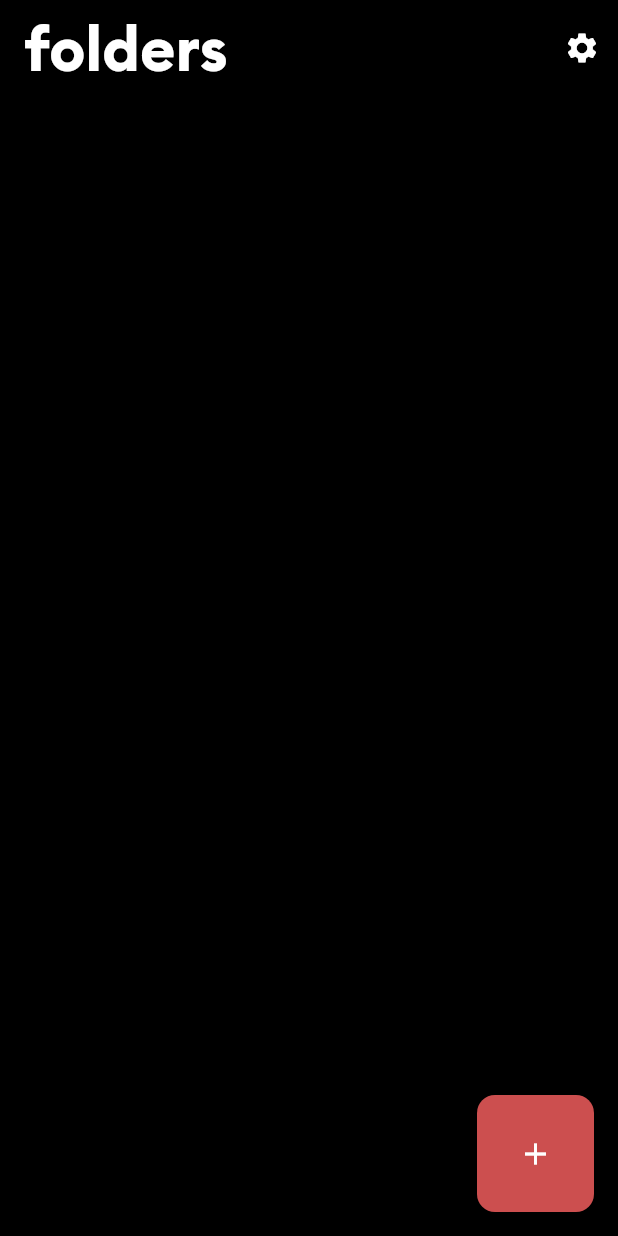
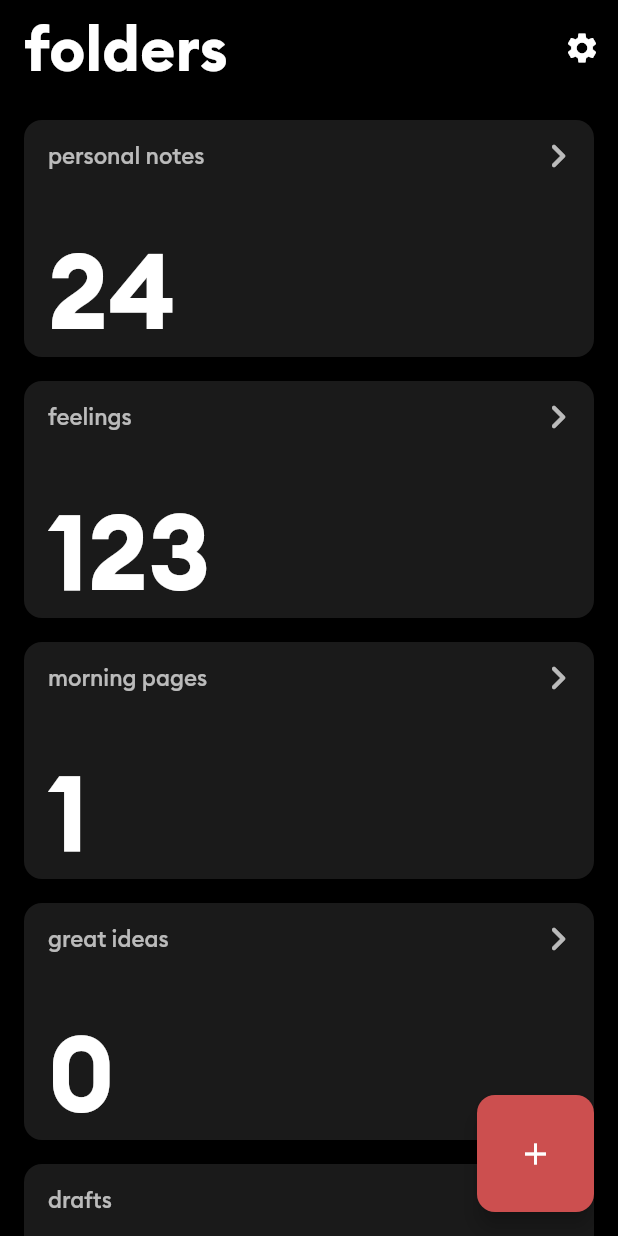
Before and after one commit to adityasonel/flutter-notely, a Flutter app: the screen it shows after launch, on a phone screen of 412 x 824 dp. Run offline on Flutter 3.47's test engine with Material 2 defaults, Android fonts, the phone set to English and light mode, and no system bars; our stand-ins replace flutter_staggered_animations, share_plus.

Commit message:
home UI added

```diff
--- a/lib/components/app_header.dart
+++ b/lib/components/app_header.dart
@@ -53,7 +53,6 @@ class AppHeader extends StatelessWidget {
                   padding: const EdgeInsets.only(left: 16),
                   child: Text(title.isNotEmpty ? title : "notely",
                       style: TextStyle(
-                          fontFamily: Utils.appFontFamily,
                           color: AppColors.whiteColor,
                           fontWeight: FontWeight.bold,
                           fontSize: 41)),
--- a/lib/containers/app_info.dart
+++ b/lib/containers/folder_notes.dart
@@ -2,8 +2,8 @@ import 'package:flutter/material.dart';
 import 'package:notely/components/app_header.dart';
 import 'package:notely/utils/app_colors.dart';
 
-class AppInfo extends StatelessWidget {
-  const AppInfo({Key? key}) : super(key: key);
+class FolderNotes extends StatelessWidget {
+  const FolderNotes({Key? key}) : super(key: key);
 
   @override
   Widget build(BuildContext context) {
@@ -14,7 +14,7 @@ class AppInfo extends StatelessWidget {
             body: Column(
               children: [
                 AppHeader(
-                  title: "application_info",
+                  title: "notes",
                   shouldShowBackButton: true,
                   shouldShowSettingButton: false,
                 )
--- a/lib/containers/home.dart
+++ b/lib/containers/home.dart
@@ -1,6 +1,8 @@
 // ignore_for_file: prefer_const_constructors
 
 import 'package:flutter/material.dart';
+import 'package:flutter/services.dart';
+import 'package:notely/containers/folder_notes.dart';
 import 'package:notely/containers/new_note.dart';
 import 'package:notely/utils/app_colors.dart';
 import 'package:notely/components/app_header.dart';
@@ -13,8 +15,25 @@ class Home extends StatefulWidget {
   State<StatefulWidget> createState() => _Home();
 }
 
+class TempFolder {
+  String name;
+  String count;
+
+  TempFolder({required this.name, required this.count});
+}
+
 class _Home extends State<Home> {
   bool isLoading = true;
+
+  var tempFolders = [
+    TempFolder(name: "personal notes", count: "24"),
+    TempFolder(name: "feelings", count: "123"),
+    TempFolder(name: "morning pages", count: "1"),
+    TempFolder(name: "great ideas", count: "0"),
+    TempFolder(name: "drafts", count: "3"),
+    TempFolder(name: "reminders", count: "32"),
+    TempFolder(name: "todo", count: "54")
+  ];
 
   onPressFloatingButton(BuildContext context) {
     Navigator.push(context, MaterialPageRoute(builder: (context) => NewNote()));
@@ -34,16 +53,15 @@ class _Home extends State<Home> {
   @override
   Widget build(BuildContext context) {
     if (isLoading) {
-      return SafeArea(
-          child: Center(
+      return Center(
         child: CircularProgressIndicator(
           color: Colors.white,
         ),
-      ));
+      );
     }
 
     return SafeArea(
-        bottom: true,
+        bottom: false,
         child: Scaffold(
             backgroundColor: AppColors.blackColor,
             floatingActionButton: SizedBox(
@@ -75,6 +93,71 @@ class _Home extends State<Home> {
                     shouldShowBackButton: false,
                     shouldShowSettingButton: true,
                   ),
+                  Expanded(
+                    child: Padding(
+                      padding:
+                          const EdgeInsets.only(top: 16, left: 16, right: 16),
+                      child: ListView.separated(
+                          itemCount: tempFolders.length,
+                          separatorBuilder: (context, index) => Divider(),
+                          itemBuilder: (context, index) {
+                            final item = tempFolders[index];
+
+                            return GestureDetector(
+                              onTap: () {
+                                Navigator.push(
+                                    context,
+                                    MaterialPageRoute(
+                                        builder: (context) => FolderNotes()));
+                              },
+                              child: Container(
+                                height: 158,
+                                decoration: BoxDecoration(
+                                    color: Colors.white10,
+                                    borderRadius: BorderRadius.circular(
+                                        Utils.appBorderRadius)),
+                                child: Padding(
+                                  padding: const EdgeInsets.only(
+                                      top: 8, left: 16, right: 8),
+                                  child: Column(
+                                    mainAxisAlignment:
+                                        MainAxisAlignment.spaceBetween,
+                                    crossAxisAlignment:
+                                        CrossAxisAlignment.start,
+                                    children: [
+                                      Row(
+                                        mainAxisAlignment:
+                                            MainAxisAlignment.spaceBetween,
+                                        crossAxisAlignment:
+                                            CrossAxisAlignment.center,
+                                        children: [
+                                          Text(
+                                            item.name,
+                                            style: TextStyle(
+                                                fontWeight: FontWeight.w500,
+                                                color: Colors.white70,
+                                                fontSize: 15),
+                                          ),
+                                          Icon(
+                                            Icons.chevron_right_rounded,
+                                            size: 32,
+                                            color: Colors.white70,
+                                          )
+                                        ],
+                                      ),
+                                      Text(item.count,
+                                          style: TextStyle(
+                                              fontSize: 70,
+                                              color: Colors.white,
+                                              fontWeight: FontWeight.bold))
+                                    ],
+                                  ),
+                                ),
+                              ),
+                            );
+                          }),
+                    ),
+                  )
                 ],
               ),
             )));
--- a/lib/containers/new_note.dart
+++ b/lib/containers/new_note.dart
@@ -14,7 +14,7 @@ class NewNote extends StatelessWidget {
             body: Column(
               children: [
                 AppHeader(
-                  title: "new_note",
+                  title: "new note",
                   shouldShowBackButton: true,
                   shouldShowSettingButton: false,
                 )
--- a/lib/http/requests.dart
+++ b/lib/http/requests.dart
@@ -1,6 +1,6 @@
 import 'dart:convert';
 
-import 'package:http/http.dart' as http;
+import 'package:http/http.dart';
 import 'package:notely/models/norris_fact.dart';
 
 class Requests {
@@ -14,7 +14,7 @@ class Requests {
     final url = Uri.parse(
         'https://matchilling-chuck-norris-jokes-v1.p.rapidapi.com/jokes/random');
 
-    final response = await http.get(url, headers: headersList);
+    final response = await get(url, headers: headersList);
     print("getNorrisFact - response: $response");
 
     if (response.statusCode >= 200 && response.statusCode < 300) {
--- a/lib/main.dart
+++ b/lib/main.dart
@@ -4,6 +4,7 @@ import 'package:flutter/material.dart';
 import 'package:flutter/services.dart';
 import 'package:notely/containers/home.dart';
 import 'package:notely/utils/app_colors.dart';
+import 'package:notely/utils/utils.dart';
 
 void main() {
   WidgetsFlutterBinding.ensureInitialized();
@@ -24,6 +25,7 @@ class MyApp extends StatelessWidget {
 
     return MaterialApp(
       debugShowCheckedModeBanner: false,
+      theme: ThemeData(fontFamily: Utils.appFontFamily),
       home: Home(),
     );
   }
--- a/lib/utils/utils.dart
+++ b/lib/utils/utils.dart
@@ -27,10 +27,7 @@ class Utils {
       duration: Duration(seconds: duration),
       content: Text(
         text,
-        style: TextStyle(
-            fontFamily: appFontFamily,
-            fontWeight: FontWeight.w500,
-            fontSize: 18),
+        style: TextStyle(fontWeight: FontWeight.w500, fontSize: 18),
       ),
     );
   }
```
Also changed, not shown: lib/containers/settings.dart (+2 -5 lines), lib/models/folder.dart (added, +23 -0 lines), lib/models/folder.g.dart (added), lib/models/norris_fact.g.dart.
